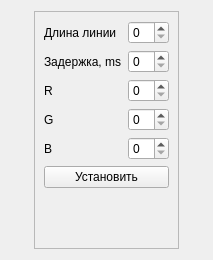
Above: Qt/Test_draw_line/src/mainbox/ui/mainbox.ui from RinatB2017/mega_GIT before the change. Below: the same form after it.
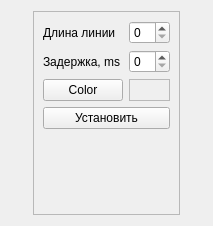
That is the form after the change.

Diff of the .ui file:
```diff
--- a/Qt/Test_draw_line/src/mainbox/ui/mainbox.ui
+++ b/Qt/Test_draw_line/src/mainbox/ui/mainbox.ui
@@ -7,7 +7,7 @@
     <x>0</x>
     <y>0</y>
     <width>213</width>
-    <height>260</height>
+    <height>226</height>
    </rect>
   </property>
   <property name="windowTitle">
@@ -34,31 +34,20 @@
      <layout class="QVBoxLayout" name="verticalLayout_2">
       <item>
        <layout class="QGridLayout" name="gridLayout">
-        <item row="0" column="0">
-         <widget class="QLabel" name="label">
-          <property name="text">
-           <string>Длина линии</string>
-          </property>
-         </widget>
-        </item>
-        <item row="4" column="0">
-         <widget class="QLabel" name="label_5">
-          <property name="text">
-           <string>B</string>
-          </property>
-         </widget>
-        </item>
-        <item row="3" column="0">
-         <widget class="QLabel" name="label_4">
-          <property name="text">
-           <string>G</string>
-          </property>
-         </widget>
-        </item>
         <item row="2" column="0">
-         <widget class="QLabel" name="label_3">
+         <widget class="QPushButton" name="btn_color">
           <property name="text">
-           <string>R</string>
+           <string>Color</string>
+          </property>
+         </widget>
+        </item>
+        <item row="2" column="1">
+         <widget class="QFrame" name="frm_color">
+          <property name="frameShape">
+           <enum>QFrame::StyledPanel</enum>
+          </property>
+          <property name="frameShadow">
+           <enum>QFrame::Raised</enum>
           </property>
          </widget>
         </item>
@@ -69,20 +58,18 @@
           </property>
          </widget>
         </item>
-        <item row="0" column="1">
-         <widget class="QSpinBox" name="sb_len_line"/>
-        </item>
         <item row="1" column="1">
          <widget class="QSpinBox" name="sb_delay_ms"/>
         </item>
-        <item row="2" column="1">
-         <widget class="QSpinBox" name="sb_R"/>
+        <item row="0" column="1">
+         <widget class="QSpinBox" name="sb_len_line"/>
         </item>
-        <item row="3" column="1">
-         <widget class="QSpinBox" name="sb_G"/>
-        </item>
-        <item row="4" column="1">
-         <widget class="QSpinBox" name="sb_B"/>
+        <item row="0" column="0">
+         <widget class="QLabel" name="label">
+          <property name="text">
+           <string>Длина линии</string>
+          </property>
+         </widget>
         </item>
        </layout>
       </item>
```
